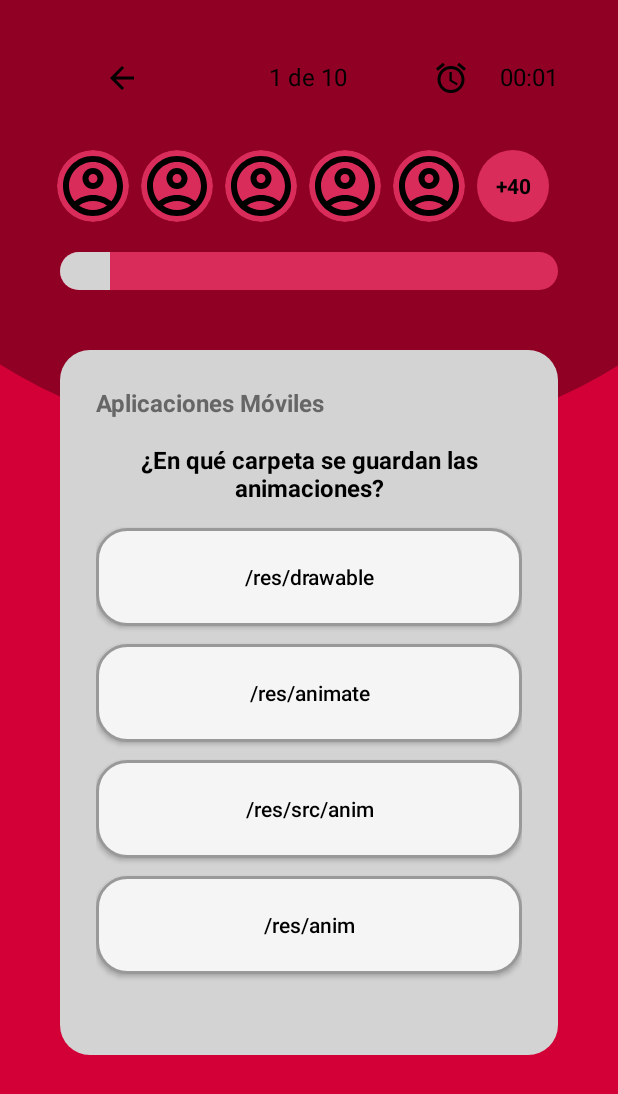
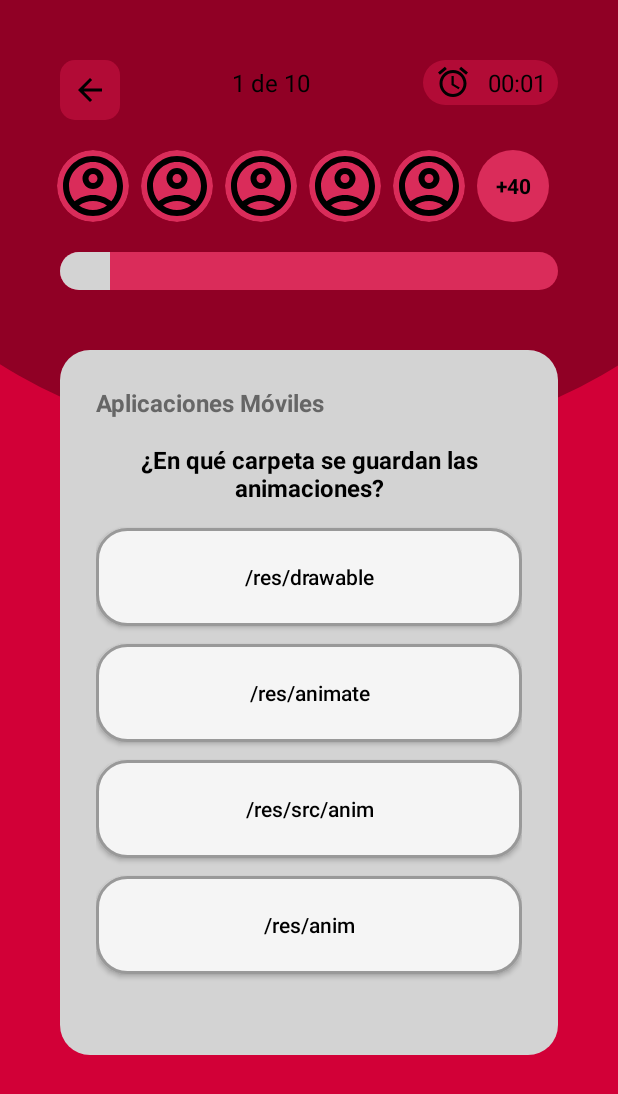
Before and after one commit to NiltonRamosE/aplicaciones_moviles_projects, an Android app: the QuestionActivity screen opened directly, with no data from a screen before it, on a phone screen of 412 x 824 dp. Shown: the top 1094 px of the screen. Run offline under Robolectric (Android 15) with nearby library versions, the phone set to English and light mode, and no system bars.

Commit message:
add bg arrow and timer

```diff
--- a/S4_QuizApp/app/src/main/java/com/example/s4_quizapp/QuestionActivity.kt
+++ b/S4_QuizApp/app/src/main/java/com/example/s4_quizapp/QuestionActivity.kt
@@ -84,7 +84,6 @@ class QuestionActivity : AppCompatActivity() {
         )
     )
 
-
     private var currentIndex = 0
     private var score = 0
     private lateinit var restartBtn: Button
@@ -123,7 +122,6 @@ class QuestionActivity : AppCompatActivity() {
         progressBar = findViewById(R.id.progressBar)
         progressBar.max = questions.size
         progressBar.progress = 0
-
 
         questionText = findViewById(R.id.questionText)
         optionButtons = listOf(
@@ -166,7 +164,6 @@ class QuestionActivity : AppCompatActivity() {
             button.visibility = View.VISIBLE
         }
     }
-
 
     private fun checkAnswer(selectedAnswer: String) {
         val correctAnswer = questions[currentIndex].correctAnswer
@@ -215,6 +212,4 @@ class QuestionActivity : AppCompatActivity() {
         optionButtons.forEach { it.visibility = View.GONE }
         restartBtn.visibility = View.VISIBLE
     }
-
-
 }
--- /dev/null
+++ b/S4_QuizApp/app/src/main/res/drawable/arrow_bg.xml
@@ -0,0 +1,6 @@
+<?xml version="1.0" encoding="utf-8"?>
+<shape xmlns:android="http://schemas.android.com/apk/res/android"
+    android:shape="rectangle">
+    <solid android:color="#80D61749" />
+    <corners android:radius="10dp" />
+</shape>
--- /dev/null
+++ b/S4_QuizApp/app/src/main/res/drawable/timer_bg.xml
@@ -0,0 +1,6 @@
+<?xml version="1.0" encoding="utf-8"?>
+<shape xmlns:android="http://schemas.android.com/apk/res/android"
+    android:shape="rectangle">
+    <solid android:color="#80D61749"/>
+    <corners android:radius="20dp"/>
+</shape>
--- a/S4_QuizApp/app/src/main/res/layout/question_activity.xml
+++ b/S4_QuizApp/app/src/main/res/layout/question_activity.xml
@@ -30,12 +30,13 @@
 
         <ImageView
             android:id="@+id/backArrow"
-            android:layout_width="0dp"
-            android:layout_height="wrap_content"
-            android:layout_weight="1"
+            android:layout_width="40dp"
+            android:layout_height="40dp"
             android:src="@drawable/arrow_back"
+            android:background="@drawable/arrow_bg"
             android:contentDescription="Volver"
-            android:gravity="start"/>
+            android:padding="8dp"
+            android:scaleType="centerInside"/>
 
         <TextView
             android:id="@+id/questionCounter"
@@ -49,15 +50,16 @@
 
         <TextView
             android:id="@+id/timerText"
-            android:layout_width="0dp"
-            android:layout_height="wrap_content"
-            android:layout_weight="1"
-            android:gravity="end"
+            android:layout_width="90dp"
+            android:layout_height="30dp"
+            android:gravity="center_vertical|end"
             android:text="00:30"
             android:textSize="16sp"
             android:textColor="@color/black"
             android:drawableStart="@drawable/alarm_icon"
-            android:drawablePadding="1dp" />
+            android:drawablePadding="4dp"
+            android:background="@drawable/timer_bg"
+            android:paddingHorizontal="8dp"/>
     </LinearLayout>
 
     <LinearLayout
@@ -157,6 +159,7 @@
         app:layout_constraintEnd_toEndOf="parent">
 
     </LinearLayout>
+
     <LinearLayout
         android:id="@+id/questionCard"
         android:layout_width="0dp"
```
